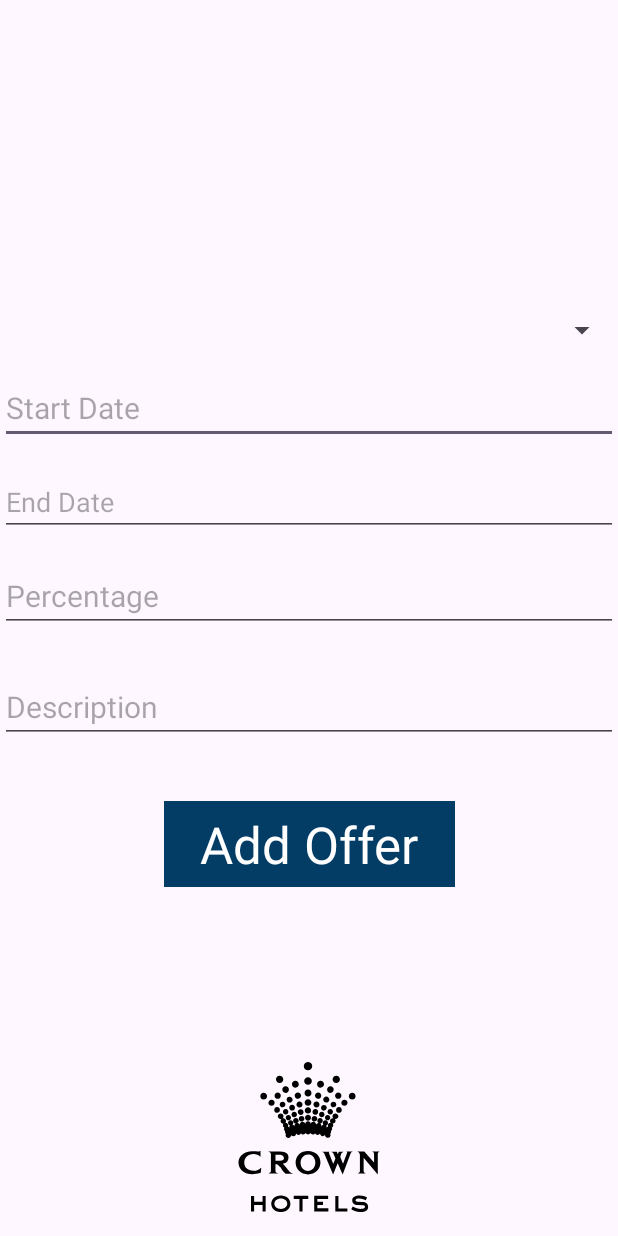
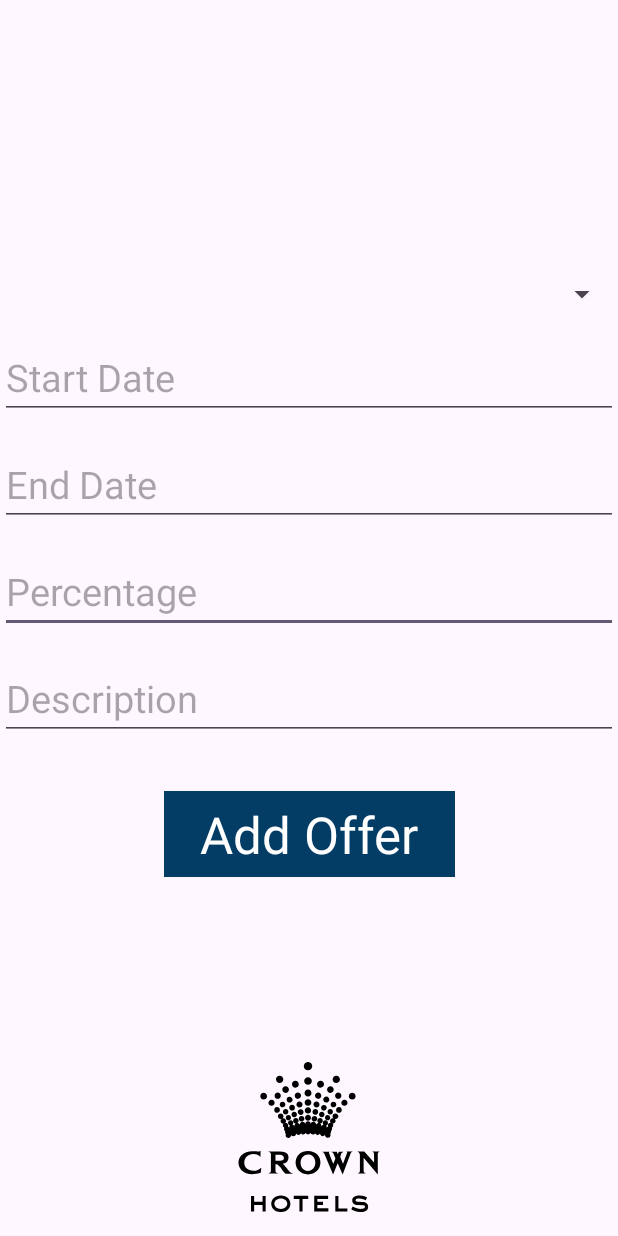
Before and after one commit to thiva-k/Restaurant-Order-Manager, an Android app: the AddOfferActivity screen opened directly, with no data from a screen before it, on a phone screen of 412 x 824 dp. Run offline under Robolectric (Android 15) with nearby library versions, the phone set to English and light mode, and no system bars; our stand-ins replace Firebase (no records; nobody signed in at launch, a user with empty details on screens opened directly).

Commit message:
Added Offers Complete

```diff
--- a/app/src/main/AndroidManifest.xml
+++ b/app/src/main/AndroidManifest.xml
@@ -16,6 +16,9 @@
         android:supportsRtl="true"
         android:theme="@style/Theme.Hotel_management"
         tools:targetApi="31">
+        <activity
+            android:name=".ViewOfferActivity"
+            android:exported="false" />
         <activity
             android:name=".AddOfferActivity"
             android:exported="false" />
--- a/app/src/main/java/com/example/hotel_management/AddOfferActivity.java
+++ b/app/src/main/java/com/example/hotel_management/AddOfferActivity.java
@@ -1,24 +1,26 @@
 package com.example.hotel_management;
 
+import android.app.DatePickerDialog;
 import android.os.Bundle;
 import android.view.View;
 import android.widget.ArrayAdapter;
 import android.widget.Button;
+import android.widget.DatePicker;
 import android.widget.EditText;
 import android.widget.Spinner;
 import android.widget.Toast;
 
-import androidx.annotation.NonNull;
 import androidx.appcompat.app.AppCompatActivity;
 
-import com.google.firebase.auth.FirebaseAuth;
 import com.google.firebase.firestore.FirebaseFirestore;
 import com.google.firebase.firestore.QueryDocumentSnapshot;
 
+import java.text.SimpleDateFormat;
 import java.util.ArrayList;
+import java.util.Calendar;
+import java.util.Date;
 import java.util.List;
-
-
+import java.util.Locale;
 
 public class AddOfferActivity extends AppCompatActivity {
 
@@ -26,7 +28,9 @@ public class AddOfferActivity extends AppCompatActivity {
     private EditText startDateEditText, endDateEditText, percentageEditText, descriptionEditText;
     private Button addOfferButton;
     private FirebaseFirestore db;
-    private FirebaseAuth auth;
+    private SimpleDateFormat dateFormatter;
+    private Calendar calendar;
+    private DatePickerDialog.OnDateSetListener startDatePicker, endDatePicker;
     private List<String> foodNamesList = new ArrayList<>();
 
     @Override
@@ -35,7 +39,8 @@ public class AddOfferActivity extends AppCompatActivity {
         setContentView(R.layout.activity_add_offer);
 
         db = FirebaseFirestore.getInstance();
-        auth = FirebaseAuth.getInstance();
+        dateFormatter = new SimpleDateFormat("dd-MM-yyyy", Locale.US);
+        calendar = Calendar.getInstance();
 
         foodNameSpinner = findViewById(R.id.foodNameSpinner);
         startDateEditText = findViewById(R.id.startDateEditText);
@@ -43,6 +48,10 @@ public class AddOfferActivity extends AppCompatActivity {
         percentageEditText = findViewById(R.id.percentageEditText);
         descriptionEditText = findViewById(R.id.descriptionEditText);
         addOfferButton = findViewById(R.id.addOfferButton);
+        foodNameSpinner.setPrompt("Select the item eligible for offer");
+
+        // Initialize date pickers
+        initializeDatePickers();
 
         // Call getFoodNames() to fetch food names from Firestore
         getFoodNames();
@@ -81,6 +90,53 @@ public class AddOfferActivity extends AppCompatActivity {
         foodNameSpinner.setAdapter(foodNameAdapter);
     }
 
+    // Initialize date pickers
+    private void initializeDatePickers() {
+        // Start Date Picker
+        startDatePicker = new DatePickerDialog.OnDateSetListener() {
+            @Override
+            public void onDateSet(DatePicker view, int year, int monthOfYear, int dayOfMonth) {
+                calendar.set(year, monthOfYear, dayOfMonth);
+                startDateEditText.setText(dateFormatter.format(calendar.getTime()));
+            }
+        };
+
+        startDateEditText.setOnClickListener(new View.OnClickListener() {
+            @Override
+            public void onClick(View v) {
+                new DatePickerDialog(
+                        AddOfferActivity.this,
+                        startDatePicker,
+                        calendar.get(Calendar.YEAR),
+                        calendar.get(Calendar.MONTH),
+                        calendar.get(Calendar.DAY_OF_MONTH)
+                ).show();
+            }
+        });
+
+        // End Date Picker
+        endDatePicker = new DatePickerDialog.OnDateSetListener() {
+            @Override
+            public void onDateSet(DatePicker view, int year, int monthOfYear, int dayOfMonth) {
+                calendar.set(year, monthOfYear, dayOfMonth);
+                endDateEditText.setText(dateFormatter.format(calendar.getTime()));
+            }
+        };
+
+        endDateEditText.setOnClickListener(new View.OnClickListener() {
+            @Override
+            public void onClick(View v) {
+                new DatePickerDialog(
+                        AddOfferActivity.this,
+                        endDatePicker,
+                        calendar.get(Calendar.YEAR),
+                        calendar.get(Calendar.MONTH),
+                        calendar.get(Calendar.DAY_OF_MONTH)
+                ).show();
+            }
+        });
+    }
+
     // Add the offer to the "offers" collection in Firestore
     private void addOffer() {
         String foodName = foodNameSpinner.getSelectedItem().toString();
--- a/app/src/main/java/com/example/hotel_management/AdminActivity.java
+++ b/app/src/main/java/com/example/hotel_management/AdminActivity.java
@@ -16,6 +16,7 @@ public class AdminActivity extends AppCompatActivity {
         Button addMenuItemButton = findViewById(R.id.addMenuItemButton);
         Button viewEmployeesButton = findViewById(R.id.viewEmployeesButton); // Add this line
         Button addOfferButton = findViewById(R.id.addOfferButton); // Add this line
+        Button viewOffersButton = findViewById(R.id.viewOffersButton); // Add this line
 
         registerUserButton.setOnClickListener(view -> {
             Intent intent = new Intent(AdminActivity.this, RegisterEmployeeActivity.class);
@@ -36,5 +37,10 @@ public class AdminActivity extends AppCompatActivity {
             Intent intent = new Intent(AdminActivity.this, AddOfferActivity.class);
             startActivity(intent);
         });
+
+        viewOffersButton.setOnClickListener(view -> { // Add this block
+            Intent intent = new Intent(AdminActivity.this, ViewOfferActivity.class);
+            startActivity(intent);
+        });
     }
 }
--- a/app/src/main/res/layout/activity_add_offer.xml
+++ b/app/src/main/res/layout/activity_add_offer.xml
@@ -11,8 +11,8 @@
         android:id="@+id/foodNameSpinner"
         android:layout_width="0dp"
         android:layout_height="wrap_content"
-        android:layout_marginTop="208dp"
-        android:textSize="20sp"
+        android:layout_marginTop="184dp"
+        android:textSize="30sp"
         app:layout_constraintEnd_toEndOf="parent"
         app:layout_constraintHorizontal_bias="0.0"
         app:layout_constraintStart_toStartOf="parent"
@@ -23,8 +23,11 @@
         android:layout_width="0dp"
         android:layout_height="wrap_content"
         android:layout_marginTop="16dp"
+        android:clickable="true"
+        android:focusable="false"
         android:hint="Start Date"
-        android:textSize="20sp"
+        android:inputType="none"
+        android:textSize="25sp"
         app:layout_constraintEnd_toEndOf="parent"
         app:layout_constraintStart_toStartOf="parent"
         app:layout_constraintTop_toBottomOf="@+id/foodNameSpinner" />
@@ -34,7 +37,11 @@
         android:layout_width="0dp"
         android:layout_height="wrap_content"
         android:layout_marginTop="16dp"
+        android:clickable="true"
+        android:focusable="false"
         android:hint="End Date"
+        android:inputType="none"
+        android:textSize="25sp"
         app:layout_constraintEnd_toEndOf="parent"
         app:layout_constraintStart_toStartOf="parent"
         app:layout_constraintTop_toBottomOf="@+id/startDateEditText" />
@@ -45,7 +52,8 @@
         android:layout_height="wrap_content"
         android:layout_marginTop="16dp"
         android:hint="Percentage"
-        android:textSize="20sp"
+        android:inputType="number"
+        android:textSize="25sp"
         app:layout_constraintEnd_toEndOf="parent"
         app:layout_constraintStart_toStartOf="parent"
         app:layout_constraintTop_toBottomOf="@+id/endDateEditText" />
@@ -56,13 +64,10 @@
         android:layout_height="wrap_content"
         android:layout_marginTop="16dp"
         android:hint="Description"
-        android:textSize="20sp"
-        app:layout_constraintBottom_toBottomOf="parent"
+        android:textSize="25sp"
         app:layout_constraintEnd_toEndOf="parent"
-        app:layout_constraintHorizontal_bias="0.0"
         app:layout_constraintStart_toStartOf="parent"
-        app:layout_constraintTop_toBottomOf="@+id/percentageEditText"
-        app:layout_constraintVertical_bias="0.03" />
+        app:layout_constraintTop_toBottomOf="@+id/percentageEditText" />
 
     <Button
         android:id="@+id/addOfferButton"
@@ -75,18 +80,19 @@
         app:cornerRadius="0dp"
         app:layout_constraintBottom_toBottomOf="parent"
         app:layout_constraintEnd_toEndOf="parent"
+        app:layout_constraintHorizontal_bias="0.501"
         app:layout_constraintStart_toStartOf="parent"
         app:layout_constraintTop_toBottomOf="@+id/descriptionEditText"
-        app:layout_constraintVertical_bias="0.044" />
+        app:layout_constraintVertical_bias="0.025" />
 
     <include
         layout="@layout/layout_logo"
         android:layout_width="100dp"
         android:layout_height="100dp"
         app:layout_constraintBottom_toBottomOf="parent"
+        app:layout_constraintEnd_toEndOf="parent"
         app:layout_constraintStart_toStartOf="parent"
-        app:layout_constraintEnd_toEndOf="parent"
-        android:layout_marginBottom="16dp"
-        app:layout_constraintVertical_bias="0.9" />
+        app:layout_constraintHorizontal_bias="0.5"
+        android:layout_marginBottom="16dp" />
 
 </androidx.constraintlayout.widget.ConstraintLayout>
--- a/app/src/main/res/layout/activity_main.xml
+++ b/app/src/main/res/layout/activity_main.xml
@@ -60,7 +60,6 @@
         android:padding="16dp"
         android:text="LOGIN"
         android:textAppearance="@style/TextAppearance.AppCompat.Display1"
-
         app:cornerRadius="0dp"
         app:layout_constraintBottom_toTopOf="@+id/textView3"
         app:layout_constraintEnd_toEndOf="parent"
--- a/app/src/main/res/values/ids.xml
+++ b/app/src/main/res/values/ids.xml
@@ -15,4 +15,9 @@
     <item name="nameTextView" type="id" />
     <item name="emailTextView" type="id" />
     <item name="userTypeTextView" type="id" />
+    <item name="offersRecyclerView" type="id" />
+    <item name="viewOfferLayout" type="id" />
+    <item name="offerDetailsTextView" type="id" />
+    <item name="editOfferButton" type="id" />
+    <item name="deleteOfferButton" type="id" />
 </resources>
```
Also changed, not shown: app/src/main/java/com/example/hotel_management/OffersAdapter.java (added, +70 -0 lines), app/src/main/java/com/example/hotel_management/ViewOfferActivity.java (added, +67 -0 lines), app/src/main/res/layout/activity_view_offer.xml (added, +29 -0 lines), app/src/main/res/layout/item_employee.xml (+43 -2 lines), app/src/main/res/layout/offer_item.xml (added, +48 -0 lines).
